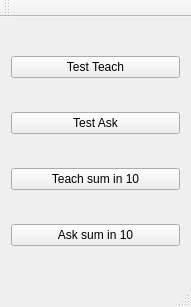
First picture: the form in mainwindow.ui, repository fenixnix/BP-ANN, before the edit.
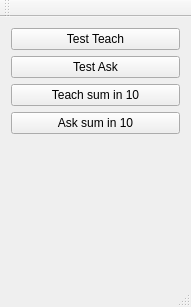
Second picture: the form after the edit.

The edit to the form file:
```diff
--- a/mainwindow.ui
+++ b/mainwindow.ui
@@ -43,6 +43,13 @@
       </property>
      </widget>
     </item>
+    <item>
+     <widget class="QLabel" name="label">
+      <property name="text">
+       <string/>
+      </property>
+     </widget>
+    </item>
    </layout>
   </widget>
   <widget class="QMenuBar" name="menuBar">
```
Left out of the diff: 2 changed lines with no effect on the pictures.
